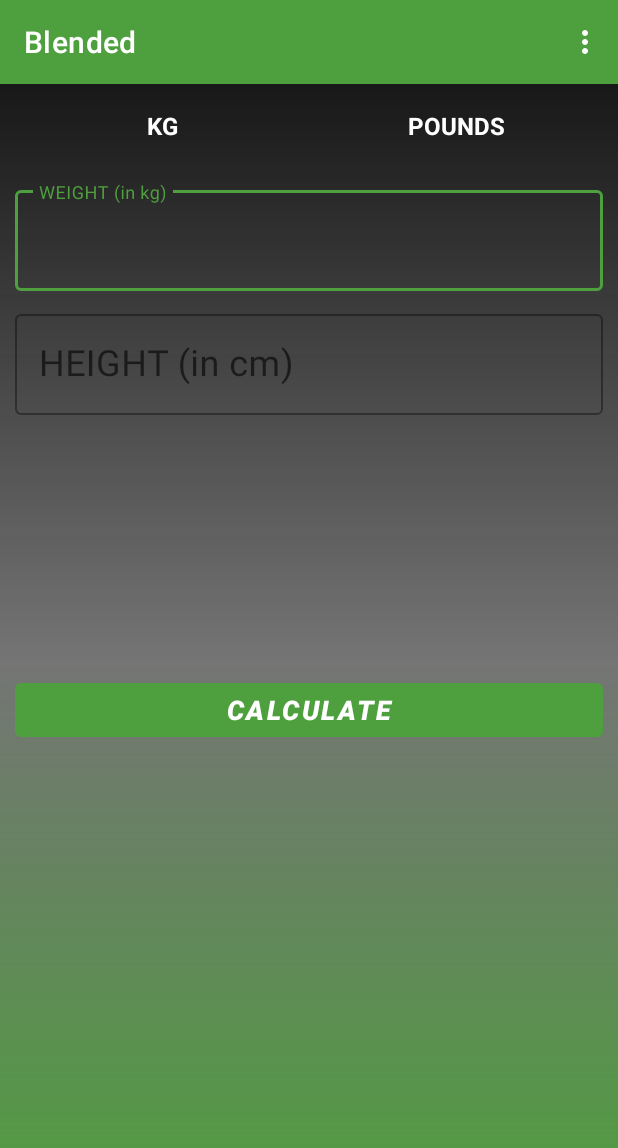
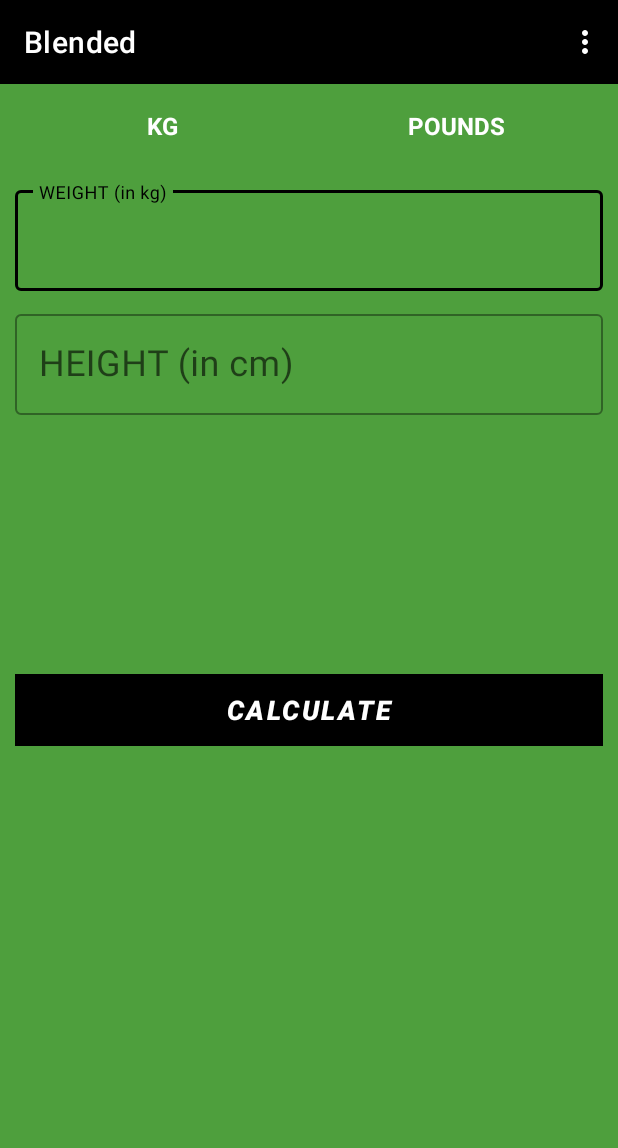
Before and after one commit to PaulShan101/BlendedNew, an Android app: the BMIActivity screen opened directly, with no data from a screen before it, on a phone screen of 412 x 824 dp. Shown: the top 1148 px of the screen. Run offline under Robolectric (Android 15) with nearby library versions, the phone set to English and light mode, and no system bars.

Commit message:
Colour Scheme

```diff
--- a/app/src/main/res/layout/activity_bmi1.xml
+++ b/app/src/main/res/layout/activity_bmi1.xml
@@ -5,7 +5,7 @@
     android:layout_width="match_parent"
     android:layout_height="match_parent"
     android:textColor="@color/white"
-    android:background="@drawable/gradient"
+    android:background="@color/green_500"
 
     android:orientation="vertical"
     tools:context=".BMIActivity">
@@ -239,6 +239,7 @@
             android:layout_gravity="bottom"
             android:layout_marginTop="35dp"
 
+            android:background="@color/black"
             android:text="CALCULATE"
             android:textColor="#FFFFFF"
             android:textSize="18sp"
--- a/app/src/main/res/layout/activity_new_diary.xml
+++ b/app/src/main/res/layout/activity_new_diary.xml
@@ -5,7 +5,7 @@ xmlns:tools="http://schemas.android.com/tools"
 xmlns:app="http://schemas.android.com/apk/res-auto"
 android:layout_width="match_parent"
 android:layout_height="match_parent"
-    android:background="@drawable/gradient"
+    android:background="@color/green_500"
 tools:context=".Diary.NewDiaryActivity">
 
     <TextView
--- a/app/src/main/res/values/themes.xml
+++ b/app/src/main/res/values/themes.xml
@@ -2,7 +2,7 @@
     <!-- Base application theme. -->
     <style name="Theme.AnimalInformation" parent="Theme.MaterialComponents.DayNight.DarkActionBar">
         <!-- Primary brand color. -->
-        <item name="colorPrimary">@color/green_500</item>
+        <item name="colorPrimary">@color/black</item>
         <item name="colorPrimaryVariant">@color/black</item>
         <item name="colorOnPrimary">@color/white</item>
         <!-- Secondary brand color. -->
```
Also changed, not shown: app/src/main/java/com/example/blended/Lists/CalorieMainList.kt (+3 -28 lines).
